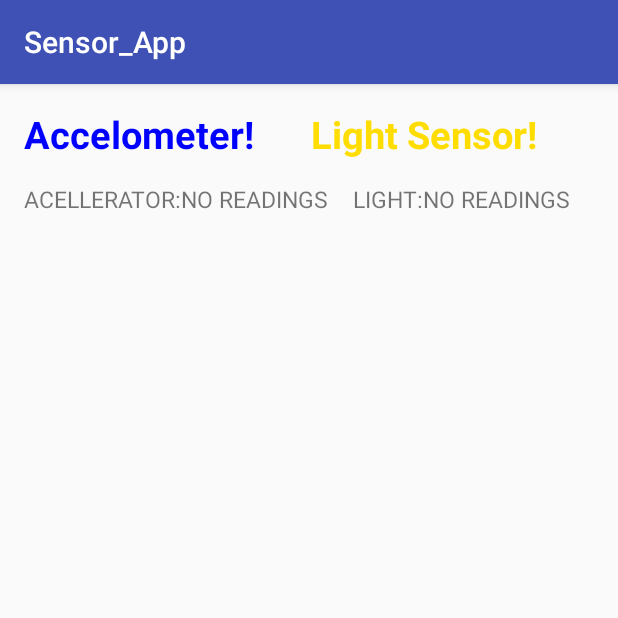
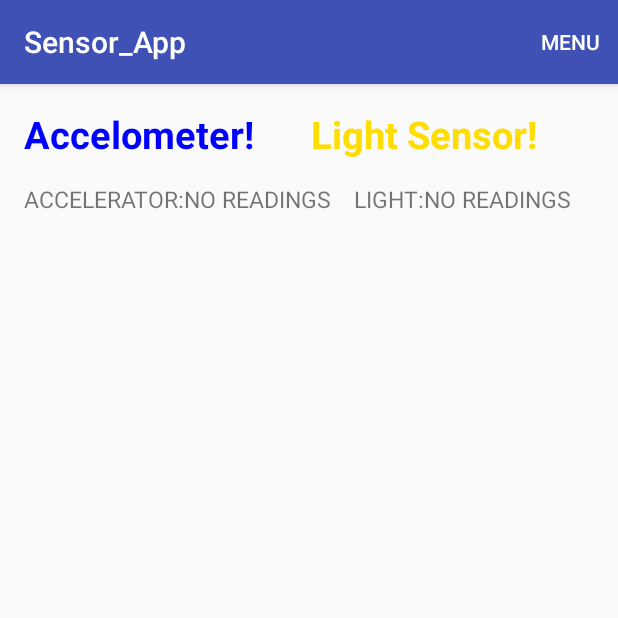
Before and after one commit to giannis1115/Sensor_App, an Android app: the screen it shows after launch (SensorApp), on a phone screen of 412 x 824 dp, the top half of it. Run offline under Robolectric (Android 15) with nearby library versions, the phone set to English and light mode, and no system bars.

Commit message:
2nd commit, menu

```diff
--- a/app/src/main/java/com/apps/mj/sensor_app/MyBroadcastReciever.java
+++ b/app/src/main/java/com/apps/mj/sensor_app/MyBroadcastReceiver.java
@@ -15,7 +15,7 @@ import android.widget.Toast;
  * Created by john on 24/11/2016.
  */
 
-public class MyBroadcastReciever extends BroadcastReceiver  {
+public class MyBroadcastReceiver extends BroadcastReceiver  {
     //Strings to register to create intent filter for registering the recivers
     private static final String ACTION_STRING_SERVICE = "ToService";
     private static final String ACTION_STRING_ACTIVITY = "ToActivity";
--- a/app/src/main/java/com/apps/mj/sensor_app/MyService.java
+++ b/app/src/main/java/com/apps/mj/sensor_app/MyService.java
@@ -63,7 +63,7 @@ public class MyService extends Service implements SensorEventListener {
         //super.onDestroy();
     }
 
-
+    //FUNCTIONS NEEDED
 
     public void sendMessage(String action,String msg){
         Intent intent = new Intent(ACTION_STRING_ACTIVITY);
--- a/app/src/main/java/com/apps/mj/sensor_app/SensorApp.java
+++ b/app/src/main/java/com/apps/mj/sensor_app/SensorApp.java
@@ -1,96 +1,115 @@
 package com.apps.mj.sensor_app;
 
-import android.content.BroadcastReceiver;
-import android.content.Context;
 import android.content.DialogInterface;
 import android.content.Intent;
 import android.content.IntentFilter;
 import android.support.v7.app.AlertDialog;
 import android.support.v7.app.AppCompatActivity;
 import android.os.Bundle;
+import android.view.MenuItem;
+import android.view.MenuItem.OnMenuItemClickListener;
 
 
 
-import android.hardware.Sensor;
-import android.hardware.SensorManager;
-import android.hardware.SensorEvent;
-import android.hardware.SensorEventListener;
 import android.util.Log;
+import android.view.Menu;
+import android.view.MenuInflater;
 import android.view.View;
 import android.widget.Button;
 import android.widget.TextView;
-import android.widget.Toast;
-
-import static android.R.attr.action;
 
 public class SensorApp extends AppCompatActivity {
 
     //Strings to register to create intent filter for registering the recivers
     private static final String ACTION_STRING_SERVICE = "ToService";
     private static final String ACTION_STRING_ACTIVITY = "ToActivity";
-    private com.apps.mj.sensor_app.MyBroadcastReciever Receiver;
+    private static final String Stop_Service = "Stop Service";
+    private static final String Start_Service = "Start Service";
+    private MyBroadcastReceiver Receiver;
     IntentFilter intentFilter;
 
     @Override
     protected void onCreate(Bundle savedInstanceState) {
         super.onCreate(savedInstanceState);
         setContentView(R.layout.activity_sensor_app);
-        Button stopButton = (Button) findViewById(R.id.button);
+        final Button opButton = (Button) findViewById(R.id.button);
         Intent intent = new Intent(this, MyService.class);
         startService(intent);
-        stopButton.setOnClickListener(new View.OnClickListener() {
+
+        opButton.setOnClickListener(new View.OnClickListener() {
             @Override
             public void onClick(View v) {
                 //stopService(new Intent(SensorApp.this, MyService.class));
-                stopService(new Intent(SensorApp.this, MyService.class));
+                if (opButton.getText().equals(Stop_Service)) {
+                    stopService(new Intent(SensorApp.this, MyService.class));
+                    opButton.setText(Start_Service);
+                } else {
+                    Intent intent = new Intent(SensorApp.this, MyService.class);
+                    startService(intent);
+                    opButton.setText(Stop_Service);
+                }
             }
         });
+
 
         Button exitButton = (Button) findViewById(R.id.exitbutton);
         exitButton.setOnClickListener(new View.OnClickListener() {
 
             @Override
             public void onClick(View v) {
-                // TODO Auto-generated method stub
-                new AlertDialog.Builder(SensorApp.this)
-                        .setIcon(android.R.drawable.ic_dialog_alert)
-                        .setTitle("Closing Activity")
-                        .setMessage("Are you sure you want to exit?")
-                        .setPositiveButton("Yes", new DialogInterface.OnClickListener() {
-                            @Override
-                            public void onClick(DialogInterface dialog, int which) {
-                                finish();
-                                System.exit(0);
-                            }
-                        })
-                        .setNegativeButton("No", null)
-                        .show();
+                exit();
             }
         });
 
 
-
-
         //Start the service on launching the application
-        TextView textview = (TextView) findViewById(R.id.textView);
-        textview.setText("ACELLERATOR:NO READINGS");
-        textview = (TextView) findViewById(R.id.textView2);
-        textview.setText("LIGHT:NO READINGS");
-        Receiver= new com.apps.mj.sensor_app.MyBroadcastReciever();
+        TextView accText = (TextView) findViewById(R.id.textView);
+        accText.setText("ACCELERATOR:NO READINGS");
+        TextView ligText = (TextView) findViewById(R.id.textView2);
+        ligText.setText("LIGHT:NO READINGS");
+        Receiver = new MyBroadcastReceiver();
         intentFilter = new IntentFilter(ACTION_STRING_ACTIVITY);
-        registerReceiver(Receiver,intentFilter);
+        registerReceiver(Receiver, intentFilter);
         startService(new Intent(this, MyService.class));
     }
 
+
+    //Inflate the menu
     @Override
-    public void onResume(){
+    public boolean onCreateOptionsMenu(Menu menu) {
+        MenuInflater inflater = getMenuInflater();
+        inflater.inflate(R.menu.menu_main, menu);
+        return true;
+    }
 
-        super.onResume();
-        registerReceiver(Receiver,intentFilter);
+    //Handle the menu items
+    @Override
+    public boolean onOptionsItemSelected(MenuItem item) {
+        // Handle item selection
+        switch (item.getItemId()) {
+            case R.id.accelerometer_id:
+                accelerometer();
+                return true;
+            case R.id.light_id:
+                light();
+                return true;
+            case R.id.exit_id:
+                exit();
+                return true;
+            default:
+                return super.onOptionsItemSelected(item);
+        }
     }
 
     @Override
-    public void onPause(){
+    public void onResume() {
+
+        super.onResume();
+        registerReceiver(Receiver, intentFilter);
+    }
+
+    @Override
+    public void onPause() {
         unregisterReceiver(Receiver);
         super.onPause();
     }
@@ -99,31 +118,18 @@ public class SensorApp extends AppCompatActivity {
     public void onDestroy() {
         super.onDestroy();
         Intent intent = new Intent(this, MyService.class);
-
         stopService(intent);
         Log.d("Service", "onDestroy");
-// Unregister the receiver
-        // unregisterReceiver(Receiver);
     }
 
     //send broadcast from activity to all receivers listening to the action "ACTION_STRING_SERVICE"
 
     @Override
     public void onBackPressed() {
-        new AlertDialog.Builder(this)
-                .setIcon(android.R.drawable.ic_dialog_alert)
-                .setTitle("Closing Activity")
-                .setMessage("Are you sure you want to exit?")
-                .setPositiveButton("Yes", new DialogInterface.OnClickListener() {
-                    @Override
-                    public void onClick(DialogInterface dialog, int which) {
-                        finish();
-                    }
-                })
-                .setNegativeButton("No", null)
-                .show();
+       exit();
     }
 
+    //FUNCTIONS NEEDED
 
 
     public void setText(String msg) {
@@ -135,4 +141,50 @@ public class SensorApp extends AppCompatActivity {
         TextView textview = (TextView) findViewById(R.id.textView2);
         textview.setText(msg);
     }
+
+
+    public void accelerometer() {
+        TextView textView = (TextView) findViewById(R.id.textView);
+        TextView title = (TextView) findViewById(R.id.title1);
+        if (textView.getVisibility()==View.VISIBLE) {
+            textView.setVisibility(View.INVISIBLE);
+            title.setVisibility(View.INVISIBLE);
+        }
+        else {
+            textView.setVisibility(View.VISIBLE);
+            title.setVisibility(View.VISIBLE);
+        }
+    }
+
+    public void light() {
+        TextView textView = (TextView) findViewById(R.id.textView2);
+        TextView title = (TextView) findViewById(R.id.title2);
+        if (textView.getVisibility()==View.VISIBLE) {
+            textView.setVisibility(View.INVISIBLE);
+            title.setVisibility(View.INVISIBLE);
+        }
+        else {
+            textView.setVisibility(View.VISIBLE);
+            title.setVisibility(View.VISIBLE);
+        }
+    }
+
+    public void exit(){
+        // TODO Auto-generated method stub
+        new AlertDialog.Builder(SensorApp.this)
+                .setIcon(android.R.drawable.ic_dialog_alert)
+                .setTitle("Closing Activity")
+                .setMessage("Are you sure you want to exit?")
+                .setPositiveButton("Yes", new DialogInterface.OnClickListener() {
+                    @Override
+                    public void onClick(DialogInterface dialog, int which) {
+                        finish();
+                        System.exit(0);
+                    }
+                })
+                .setNegativeButton("No", null)
+                .show();
+    }
+
+
 }
--- a/app/src/main/res/layout/activity_sensor_app.xml
+++ b/app/src/main/res/layout/activity_sensor_app.xml
@@ -15,6 +15,8 @@
         android:layout_height="match_parent">
 
         <TextView
+            android:id="@+id/title1"
+            android:visibility="visible"
             android:layout_width="wrap_content"
             android:layout_height="wrap_content"
             android:textStyle="bold"
@@ -22,9 +24,11 @@
             android:textColor="#0000ff"
             android:layout_weight="1"
             android:text="Accelometer!"
-            android:id="@+id/title1" />
+            />
 
         <TextView
+            android:id="@+id/title2"
+            android:visibility="visible"
             android:layout_width="wrap_content"
             android:layout_height="wrap_content"
             android:textStyle="bold"
@@ -32,7 +36,7 @@
             android:textColor="#ffdd00"
             android:layout_weight="1"
             android:text="Light Sensor!"
-            android:id="@+id/title2" />
+             />
     </LinearLayout>
 
     <LinearLayout xmlns:android="http://schemas.android.com/apk/res/android"
@@ -40,23 +44,27 @@
         android:layout_height="match_parent">
 
         <TextView
+            android:id="@+id/textView"
+            android:visibility="visible"
             android:layout_width="wrap_content"
             android:layout_height="wrap_content"
             android:layout_marginTop="50dp"
             android:layout_weight="1"
             android:textSize="15dp"
             android:text="Accelometer!"
-            android:id="@+id/textView" />
+             />
 
 
         <TextView
+            android:id="@+id/textView2"
+            android:visibility="visible"
             android:layout_width="wrap_content"
             android:layout_height="wrap_content"
             android:layout_marginTop="50dp"
             android:textSize="15dp"
             android:layout_weight="1"
             android:text="Light!"
-            android:id="@+id/textView2" />
+             />
 
     </LinearLayout>
 
@@ -65,12 +73,12 @@
         android:layout_height="match_parent">
 
         <Button
+            android:id="@+id/button"
             android:text="Stop Service"
             android:layout_width="wrap_content"
             android:layout_height="wrap_content"
             android:layout_weight="1"
             android:layout_marginTop="400dp"
-            android:id="@+id/button"
             android:layout_below="@+id/textView2"
             android:elevation="0dp"
             android:background="@drawable/button_border"
@@ -78,12 +86,12 @@
 
 
         <Button
+            android:id="@+id/exitbutton"
             android:text="Exit App"
             android:layout_width="wrap_content"
             android:layout_height="wrap_content"
             android:layout_weight="1"
             android:layout_marginTop="400dp"
-            android:id="@+id/exitbutton"
             android:background="@drawable/exit_button" />
     </LinearLayout>
 
--- /dev/null
+++ b/app/src/main/res/menu/menu_main.xml
@@ -0,0 +1,44 @@
+<?xml version="1.0" encoding="utf-8"?>
+<menu xmlns:android="http://schemas.android.com/apk/res/android"
+      xmlns:app="http://schemas.android.com/apk/res-auto"
+      xmlns:tools="http://schemas.android.com/tools" tools:context=".SensorApp">
+
+    <item
+        android:id="@+id/main_menu"
+        android:title="Menu"
+        android:orderInCategory="100"
+        app:showAsAction="always">
+
+        <menu>
+
+            <item
+                android:id="@+id/accelerometer_id"
+                android:icon="@drawable/accelerometer"
+                android:title="Accelerometer"
+                android:orderInCategory="100">
+
+            </item>
+
+            <item
+                android:id="@+id/light_id"
+                android:icon="@drawable/light"
+                android:title="Light Sensor"
+                android:orderInCategory="100">
+            </item>
+
+            <item
+                android:id="@+id/exit_id"
+                android:icon="@drawable/exit"
+                android:title="Exit"
+                android:orderInCategory="100">
+            </item>
+
+        </menu>
+
+    </item>
+</menu>
+
+
+
+<!--xmlns:app="http://schemas.android.com/apk/res-auto"
+xmlns:tools="http://schemas.android.com/tools" tools:context=".MainActivity"> -->
```
Also changed, not shown: app/src/main/res/drawable-hdpi/accelerometer.png (added), app/src/main/res/drawable-hdpi/exit.png (added), app/src/main/res/drawable-hdpi/light.png (added), app/src/main/res/drawable-mdpi/accelerometer.png (added), app/src/main/res/drawable-mdpi/exit.png (added), app/src/main/res/drawable-mdpi/light.png (added), app/src/main/res/drawable-xhdpi/accelerometer.png (added), app/src/main/res/drawable-xhdpi/exit.png (added), app/src/main/res/drawable-xhdpi/light.png (added), app/src/main/res/drawable-xxhdpi/accelerometer.png (added), app/src/main/res/drawable-xxhdpi/exit.png (added), app/src/main/res/drawable-xxhdpi/light.png (added), 1 other file.
